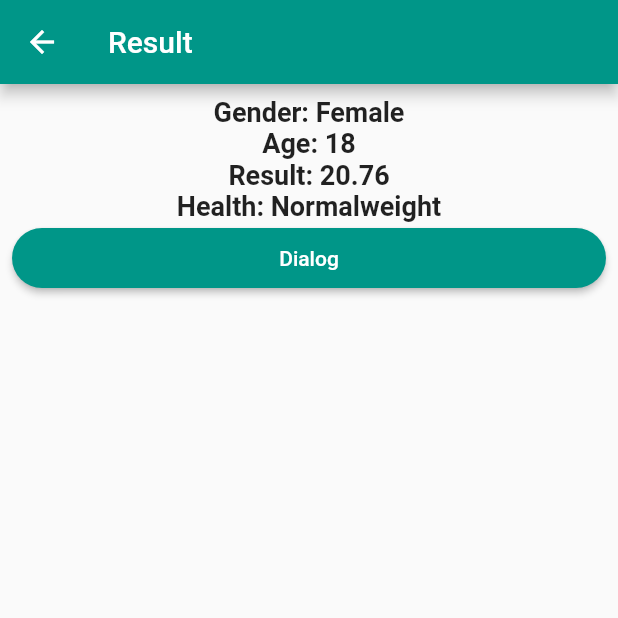
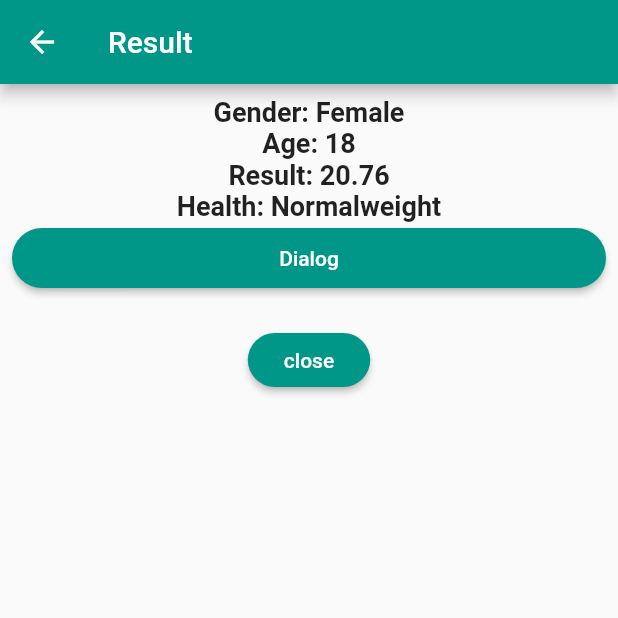
Before and after one commit to AyoubFrihaoui/BMI-DEMO-Flutter, a Flutter app: the screen it shows after launch, after a tap on "Calculate", on a phone screen of 412 x 824 dp, the top half of it. Run offline on Flutter 3.47's test engine with Material 2 defaults, Android fonts, the phone set to English and light mode, and no system bars; our stand-ins replace flutter_styled_toast.

```diff
--- a/bmi_demo/lib/result.dart
+++ b/bmi_demo/lib/result.dart
@@ -1,6 +1,6 @@
 import 'package:flutter/material.dart';
 
-class Result extends StatelessWidget {
+class Result extends StatefulWidget {
   final double result;
   final bool isMale;
   final int age;
@@ -11,38 +11,44 @@ class Result extends StatelessWidget {
       required this.isMale,
       required this.age});
 
+  @override
+  State<Result> createState() => _ResultState();
+}
+
+class _ResultState extends State<Result> {
   String get resultPhrase {
     String resultText = '';
-    if (result < 18.5)
+    if (widget.result < 18.5)
       resultText = 'Underweight';
-    else if (result >= 18.5 && result < 25)
+    else if (widget.result >= 18.5 && widget.result < 25)
       resultText = 'Normalweight';
-    else if (result >= 25 && result < 30)
+    else if (widget.result >= 25 && widget.result < 30)
       resultText = 'Overweight';
-    else if (result >= 30) resultText = 'Obese';
+    else if (widget.result >= 30) resultText = 'Obese';
 
     return resultText;
   }
 
+  String appBarTitle = 'Result';
   @override
   Widget build(BuildContext context) {
     return Scaffold(
-      appBar: AppBar(title: Text('Result')),
+      appBar: AppBar(title: Text(appBarTitle)),
       body: Center(
         child: Padding(
           padding: const EdgeInsets.all(8.0),
           child: Column(
             children: [
               Text(
-                'Gender: ${this.isMale ? 'Male' : 'Female'}',
+                'Gender: ${this.widget.isMale ? 'Male' : 'Female'}',
                 style: TextStyle(fontSize: 18, fontWeight: FontWeight.bold),
               ),
               Text(
-                'Age: ${this.age}',
+                'Age: ${this.widget.age}',
                 style: TextStyle(fontSize: 18, fontWeight: FontWeight.bold),
               ),
               Text(
-                'Result: ${this.result.toStringAsFixed(2)}',
+                'Result: ${this.widget.result.toStringAsFixed(2)}',
                 style: TextStyle(fontSize: 18, fontWeight: FontWeight.bold),
               ),
               Text(
@@ -79,7 +85,39 @@ class Result extends StatelessWidget {
                     height: 40,
                     width: double.infinity,
                     child: Text('Dialog')),
-              )
+              ),
+              SizedBox(
+                height: 20,
+              ),
+              ElevatedButton(
+                  onPressed: () {
+                    setState(() {
+                      appBarTitle = 'hi';
+                    });
+                    final snk = SnackBar(
+                      action: SnackBarAction(
+                          textColor: Color.fromARGB(255, 218, 218, 218),
+                          label: 'Undo',
+                          onPressed: () {
+                            setState(() {
+                              appBarTitle = 'Result';
+                            });
+                          }),
+                      content: Text(
+                        'data',
+                      ),
+                      duration: Duration(milliseconds: 1500),
+                      backgroundColor: Color.fromARGB(255, 223, 105, 105),
+                    );
+                    ScaffoldMessenger.of(context).showSnackBar(snk);
+                  },
+                  style: ElevatedButton.styleFrom(
+                      shape: RoundedRectangleBorder(
+                          borderRadius: BorderRadius.circular(20))),
+                  child: Padding(
+                    padding: const EdgeInsets.all(8.0),
+                    child: Text('close'),
+                  ))
             ],
           ),
         ),
```
